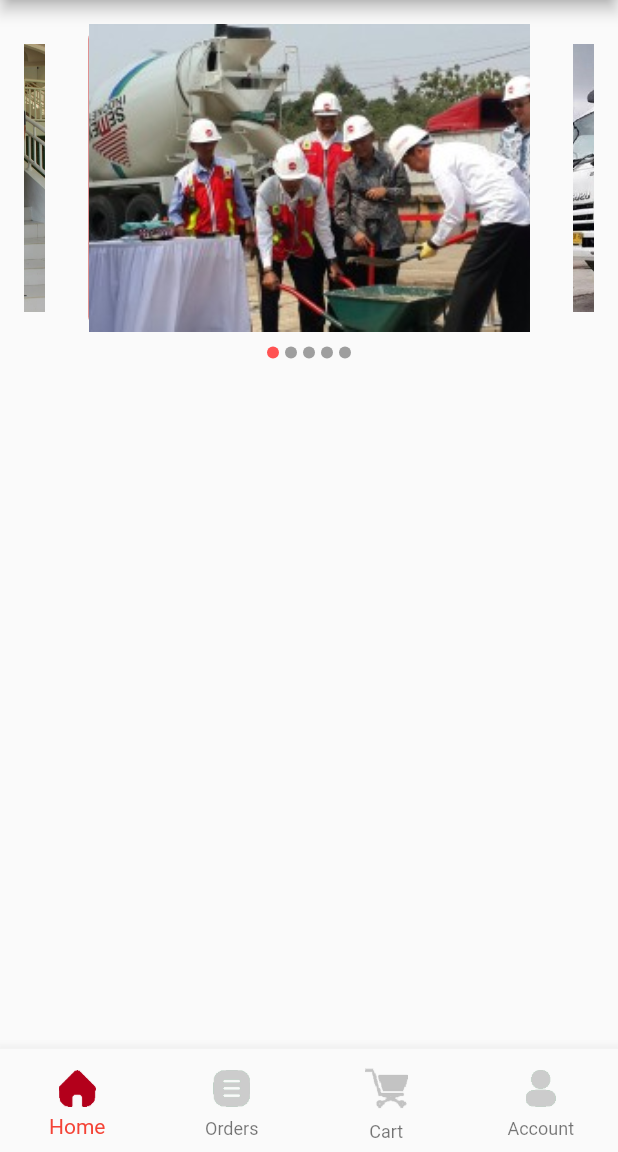
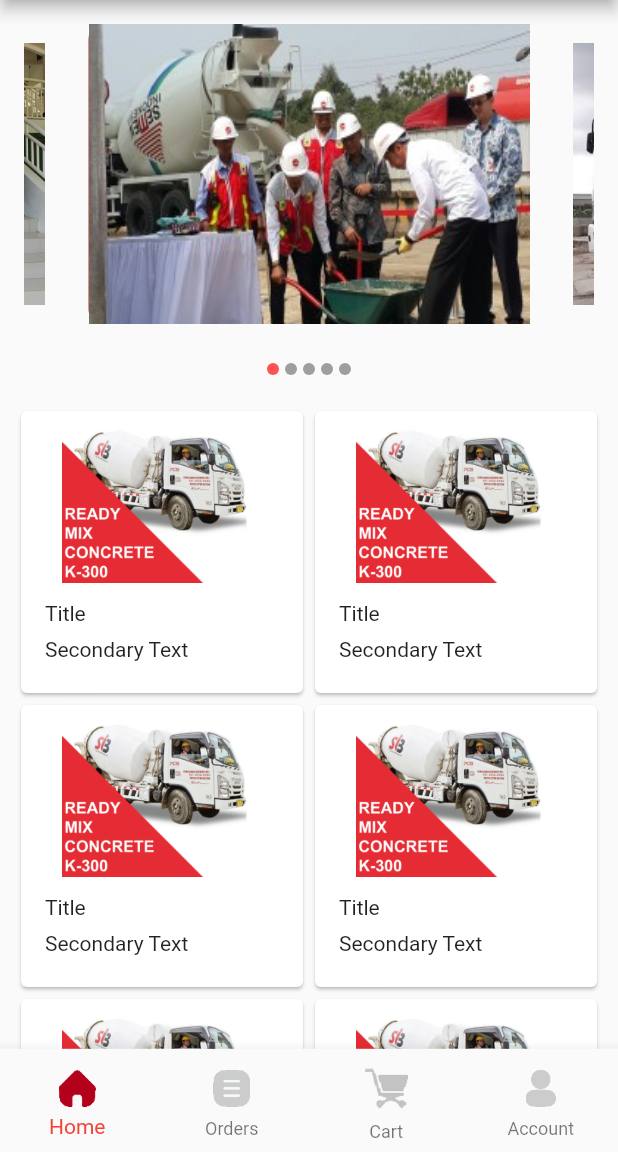
Before and after one commit to syahjamal/sib, a Flutter app: the screen it shows after launch, on a phone screen of 412 x 824 dp, the part 84-1236 px from its top. Run offline on Flutter 3.47's test engine with Material 2 defaults, Android fonts, the phone set to English and light mode, and no system bars; drawn by our look-alikes of carousel_slider; Roboto replaces fonts that are missing (MaisonNeue).

Commit message:
home update

```diff
--- a/lib/pages/home.dart
+++ b/lib/pages/home.dart
@@ -28,20 +28,21 @@ class _HomeState extends State<Home> {
   Widget build(BuildContext context) {
     return Scaffold(
         body: Container(
-      child: Padding(
-        padding: const EdgeInsets.all(16.0),
+        child: new SingleChildScrollView(
           child: Column(
             crossAxisAlignment: CrossAxisAlignment.center,
             children: <Widget>[
-            CarouselSlider(
-              height: 205.0,
+              Padding(
+                padding: const EdgeInsets.all(16.0),
+                child: CarouselSlider(
+                  height: 200.0,
                   initialPage: 0,
                   enlargeCenterPage: true,
                   autoPlay: true,
                   reverse: false,
                   enableInfiniteScroll: true,
                   autoPlayInterval: Duration(seconds: 2),
-              autoPlayAnimationDuration: Duration(milliseconds: 2000),
+                  autoPlayAnimationDuration: Duration(milliseconds: 1500),
                   pauseAutoPlayOnTouch: Duration(seconds: 2),
                   scrollDirection: Axis.horizontal,
                   onPageChanged: (index) {
@@ -57,15 +58,17 @@ class _HomeState extends State<Home> {
                           margin: EdgeInsets.symmetric(horizontal: 5.0),
                           decoration: BoxDecoration(
                               color: Colors.red[800],
-                          borderRadius: BorderRadius.circular(10.0)),
+                              borderRadius: BorderRadius.circular(10.0)
+                              ),
                           child: Image.asset(
                             imgAsset,
-                        fit: BoxFit.cover,
+                            fit: BoxFit.fill,
                           ),
                         );
                       },
                     );
                   }).toList(),
+                ),
               ),
               Row(
                 mainAxisAlignment: MainAxisAlignment.center,
@@ -73,20 +76,65 @@ class _HomeState extends State<Home> {
                   return Container(
                     width: 8.0,
                     height: 8.0,
-                  margin: EdgeInsets.symmetric(vertical: 10.0, horizontal: 2.0),
+                    margin:
+                        EdgeInsets.symmetric(vertical: 10.0, horizontal: 2.0),
                     decoration: BoxDecoration(
                       shape: BoxShape.circle,
-                    color: photoIndex == index ? Colors.redAccent : Colors.grey,
+                      color:
+                          photoIndex == index ? Colors.redAccent : Colors.grey,
                     ),
                   );
                 }),
               ),
-            SizedBox(
-              height: 10,
+              Padding(
+                padding: const EdgeInsets.all(10.0),
+                child: new Builder(
+                  builder: (BuildContext context) => Container(
+                    child: GridView(
+                      gridDelegate: SliverGridDelegateWithFixedCrossAxisCount(
+                        crossAxisCount: 2,
                       ),
+                      shrinkWrap: true,
+                      physics: BouncingScrollPhysics(),
+                      children: _buildGridCards(20),
+                    ),
+                  ),
+                ),
+              )
             ],
           ),
         ),
     ));
   }
+
+  List<Card> _buildGridCards(int count) {
+    List<Card> cards = List.generate(
+      count,
+      (int index) => Card(
+        clipBehavior: Clip.antiAlias,
+        child: Column(
+          crossAxisAlignment: CrossAxisAlignment.start,
+          children: <Widget>[
+            AspectRatio(
+              aspectRatio: 18.0 / 11.0,
+              child: Image.asset('images/rc-k300.png'),
+            ),
+            Padding(
+              padding: EdgeInsets.fromLTRB(16.0, 12.0, 16.0, 8.0),
+              child: Column(
+                crossAxisAlignment: CrossAxisAlignment.start,
+                children: <Widget>[
+                  Text('Title'),
+                  SizedBox(height: 8.0),
+                  Text('Secondary Text'),
+                ],
+              ),
+            ),
+          ],
+        ),
+      ),
+    );
+
+    return cards;
   }
+}
```
Also changed, not shown: lib/pages/grid.dart (added, +44 -0 lines), images/rc-k225.png (added), images/rc-k250.png (added), images/rc-k300.png (added), images/readymix-kecil-1.jpg (added). Lines whose indentation alone changed are shown as unchanged.
